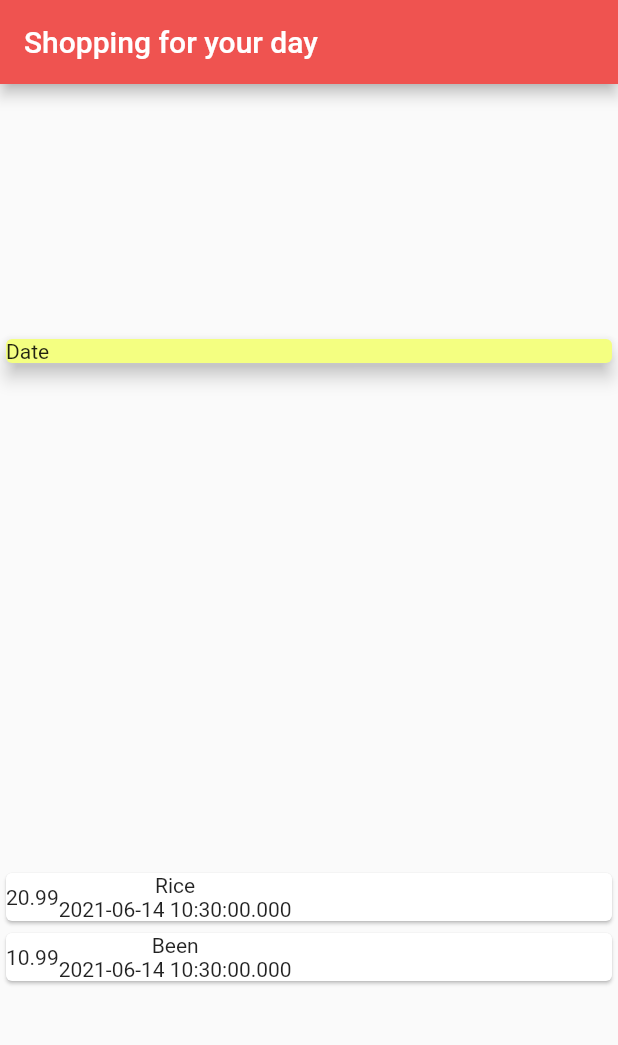
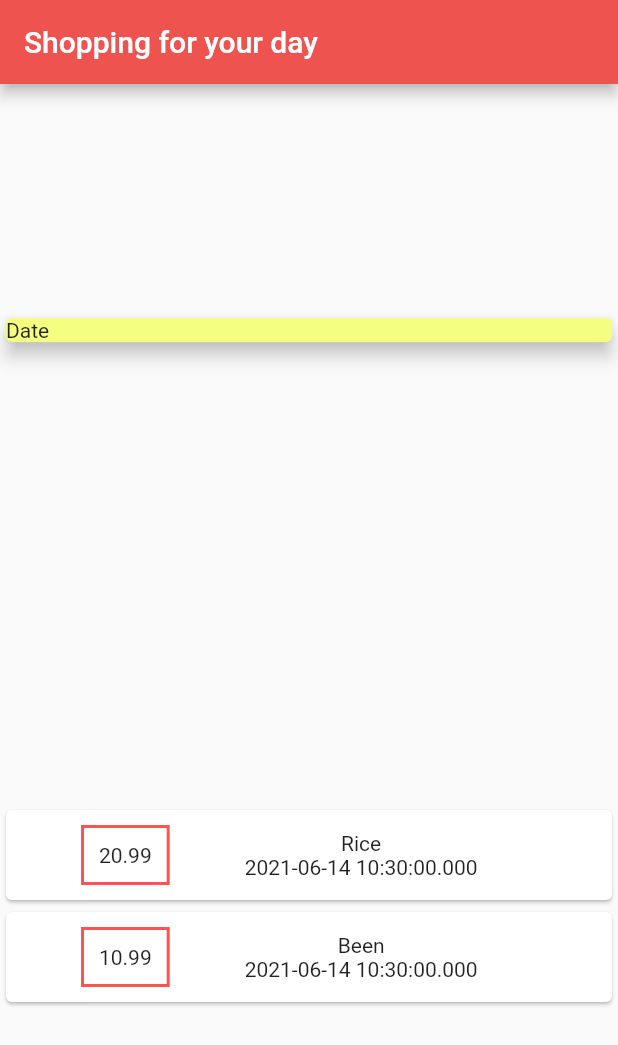
Before and after one commit to Daniel-Fonseca-da-Silva/Project-Supermarket, a Flutter app: the screen it shows after launch, on a phone screen of 412 x 824 dp. Shown: the top 1045 px of the screen. Run offline on Flutter 3.47's test engine with Material 2 defaults, Android fonts, the phone set to English and light mode, and no system bars.

Commit message:
Modified the style of value

```diff
--- a/lib/main.dart
+++ b/lib/main.dart
@@ -42,21 +42,21 @@ class MyHomePage extends StatelessWidget {
               children: _transactions.map((tr) {
                 // Converte transaction to map
                 return Card(
-                child: Row(
-                  children: [
+                    child: Row(children: [
                   Container(
+                    margin: EdgeInsets.symmetric(horizontal: 50, vertical: 10),
+                    decoration: BoxDecoration(
+                        border: Border.all(color: Colors.redAccent, width: 2)),
+                    padding: EdgeInsets.all(10),
                     child: Text(tr.value.toString()),
                   ),
                   Column(
                     children: [Text(tr.name), Text(tr.date.toString())],
                   )
-                  ]
-                )
-              );
+                ]));
               }).toList(),
             )
           ],
-      )
-    );
+        ));
   }
 }
```
Lines whose indentation alone changed are shown as unchanged.
